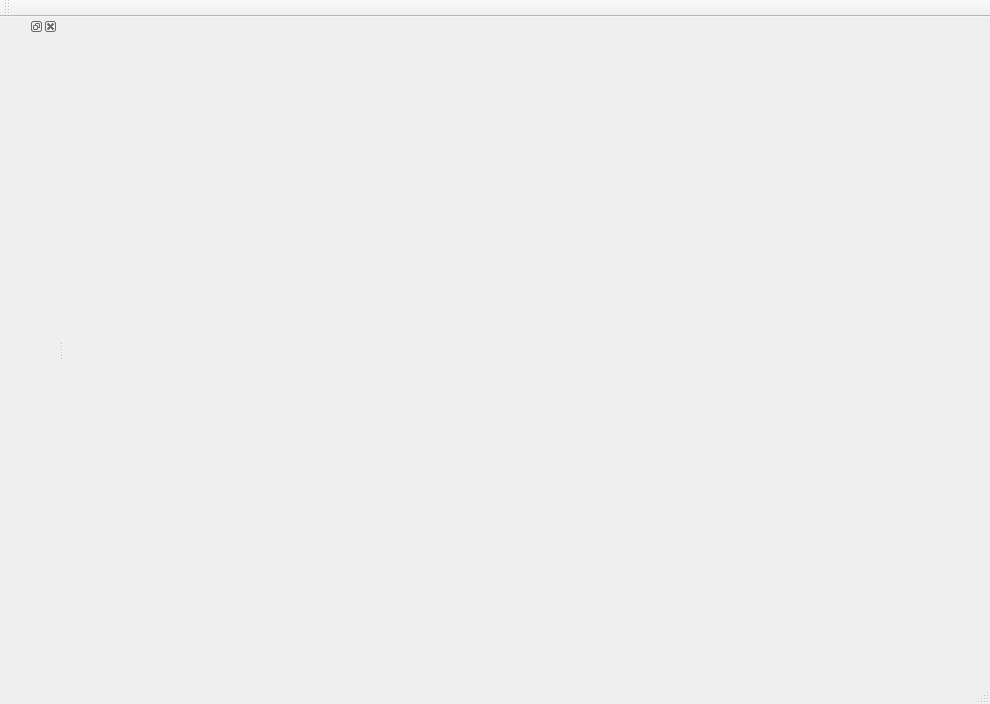
Qt form mainwindow.ui (mingoahead/UltimateDemo) before a commit.
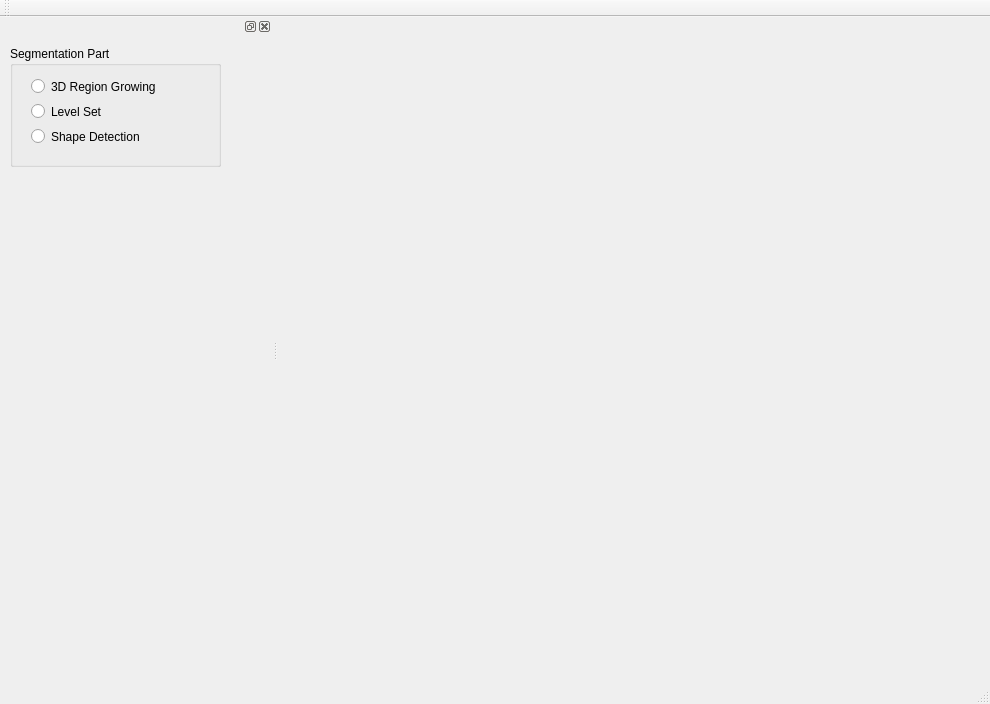
The same form after that commit.

Commit message: add app name

What changed in the file:
```diff
--- a/mainwindow.ui
+++ b/mainwindow.ui
@@ -34,6 +34,18 @@
   </widget>
   <widget class="QStatusBar" name="statusBar"/>
   <widget class="QDockWidget" name="panelDock">
+   <property name="minimumSize">
+    <size>
+     <width>272</width>
+     <height>38</height>
+    </size>
+   </property>
+   <property name="baseSize">
+    <size>
+     <width>0</width>
+     <height>0</height>
+    </size>
+   </property>
    <attribute name="dockWidgetArea">
     <number>1</number>
    </attribute>
@@ -44,6 +56,52 @@
       <verstretch>0</verstretch>
      </sizepolicy>
     </property>
+    <widget class="QGroupBox" name="groupBox">
+     <property name="geometry">
+      <rect>
+       <x>10</x>
+       <y>10</y>
+       <width>211</width>
+       <height>121</height>
+      </rect>
+     </property>
+     <property name="title">
+      <string>Segmentation Part</string>
+     </property>
+     <widget class="QWidget" name="verticalLayoutWidget">
+      <property name="geometry">
+       <rect>
+        <x>10</x>
+        <y>20</y>
+        <width>161</width>
+        <height>91</height>
+       </rect>
+      </property>
+      <layout class="QVBoxLayout" name="verticalLayout">
+       <item>
+        <widget class="QRadioButton" name="radioButton">
+         <property name="text">
+          <string>3D Region Growing</string>
+         </property>
+        </widget>
+       </item>
+       <item>
+        <widget class="QRadioButton" name="radioButton_3">
+         <property name="text">
+          <string>Level Set</string>
+         </property>
+        </widget>
+       </item>
+       <item>
+        <widget class="QRadioButton" name="radioButton_2">
+         <property name="text">
+          <string>Shape Detection</string>
+         </property>
+        </widget>
+       </item>
+      </layout>
+     </widget>
+    </widget>
    </widget>
   </widget>
  </widget>
```
The commit also changes 2 other files.
